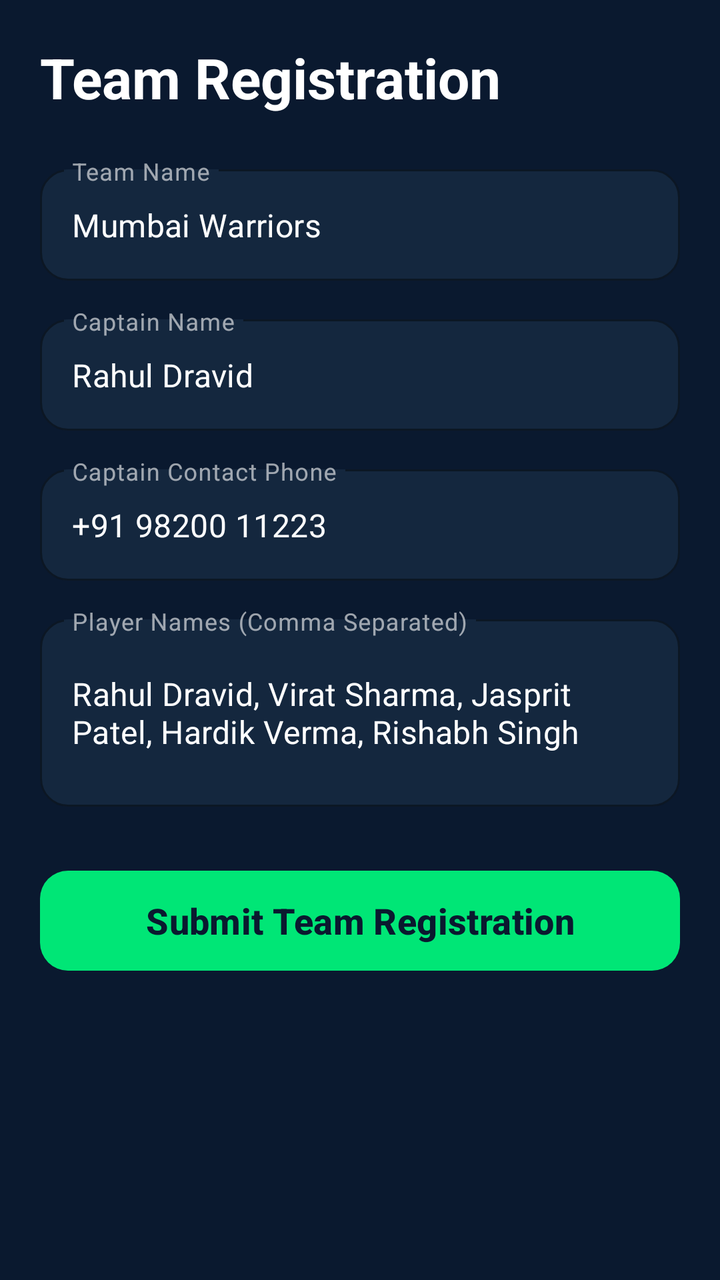
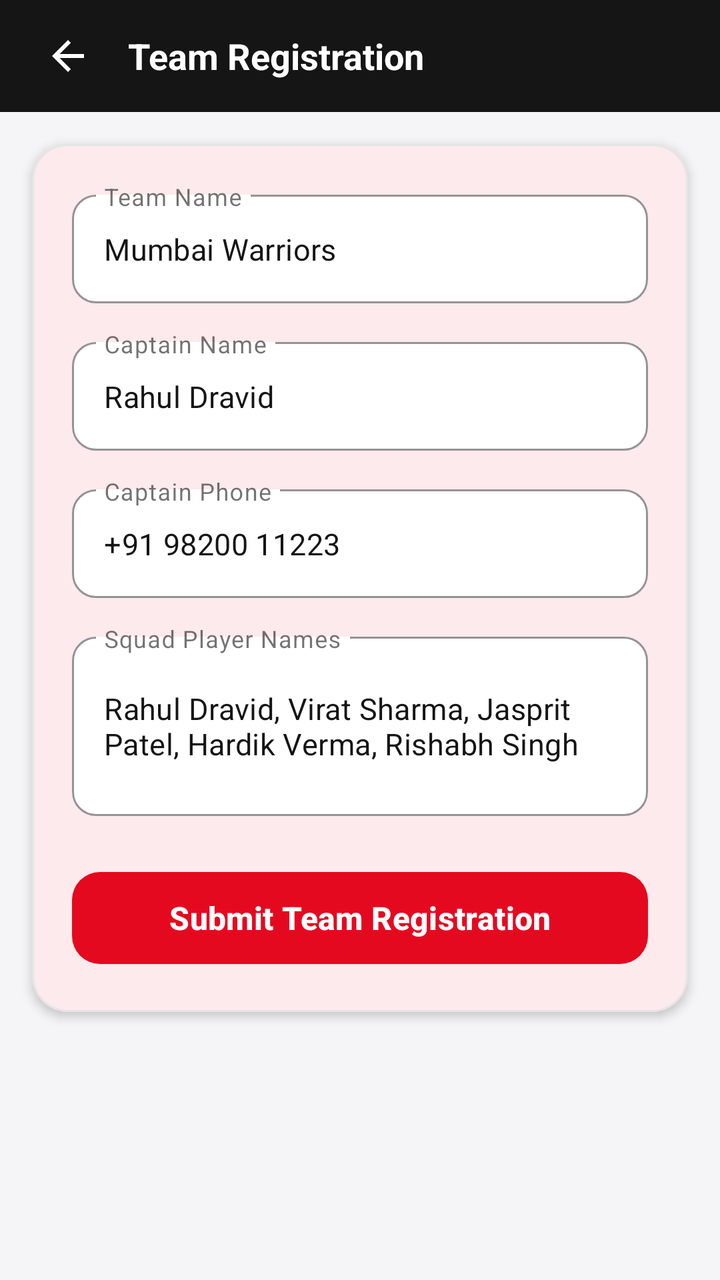

Screens rendered from an Android XML layout before and after an edit, with the pre-edit source and the edit as a unified diff.
<!-- AndroidManifest.xml: application theme Theme.TwelveMan -->
<!-- res/layout/fragment_team_registration.xml -->
<?xml version="1.0" encoding="utf-8"?>
<ScrollView xmlns:android="http://schemas.android.com/apk/res/android"
    xmlns:app="http://schemas.android.com/apk/res-auto"
    android:layout_width="match_parent"
    android:layout_height="match_parent"
    android:background="@color/bg_light"
    android:clipToPadding="false"
    android:fillViewport="true"
    android:paddingBottom="36dp">

    <LinearLayout
        android:layout_width="match_parent"
        android:layout_height="wrap_content"
        android:orientation="vertical"
        android:padding="20dp">

        <TextView
            android:layout_width="wrap_content"
            android:layout_height="wrap_content"
            android:text="Team Registration"
            android:textColor="@color/text_primary"
            android:textSize="28sp"
            android:textStyle="bold" />

        <com.google.android.material.textfield.TextInputLayout
            style="@style/Widget.MaterialComponents.TextInputLayout.OutlinedBox"
            android:layout_width="match_parent"
            android:layout_height="wrap_content"
            android:layout_marginTop="22dp"
            android:hint="Team Name"
            app:boxBackgroundColor="@color/surface_white"
            app:boxCornerRadiusBottomEnd="14dp"
            app:boxCornerRadiusBottomStart="14dp"
            app:boxCornerRadiusTopEnd="14dp"
            app:boxCornerRadiusTopStart="14dp"
            app:boxStrokeColor="@color/accent_green"
            app:hintTextColor="@color/accent_green">

            <com.google.android.material.textfield.TextInputEditText
                android:id="@+id/etTeamName"
                android:layout_width="match_parent"
                android:layout_height="wrap_content"
                android:imeOptions="actionNext"
                android:singleLine="true"
                android:text="Mumbai Warriors"
                android:textColor="@color/text_primary"
                android:textSize="16sp" />
        </com.google.android.material.textfield.TextInputLayout>

        <com.google.android.material.textfield.TextInputLayout
            style="@style/Widget.MaterialComponents.TextInputLayout.OutlinedBox"
            android:layout_width="match_parent"
            android:layout_height="wrap_content"
            android:layout_marginTop="14dp"
            android:hint="Captain Name"
            app:boxBackgroundColor="@color/surface_white"
            app:boxCornerRadiusBottomEnd="14dp"
            app:boxCornerRadiusBottomStart="14dp"
            app:boxCornerRadiusTopEnd="14dp"
            app:boxCornerRadiusTopStart="14dp"
            app:boxStrokeColor="@color/accent_green"
            app:hintTextColor="@color/accent_green">

            <com.google.android.material.textfield.TextInputEditText
                android:id="@+id/etCaptainName"
                android:layout_width="match_parent"
                android:layout_height="wrap_content"
                android:imeOptions="actionNext"
                android:singleLine="true"
                android:text="Rahul Dravid"
                android:textColor="@color/text_primary"
                android:textSize="16sp" />
        </com.google.android.material.textfield.TextInputLayout>

        <com.google.android.material.textfield.TextInputLayout
            style="@style/Widget.MaterialComponents.TextInputLayout.OutlinedBox"
            android:layout_width="match_parent"
            android:layout_height="wrap_content"
            android:layout_marginTop="14dp"
            android:hint="Captain Contact Phone"
            app:boxBackgroundColor="@color/surface_white"
            app:boxCornerRadiusBottomEnd="14dp"
            app:boxCornerRadiusBottomStart="14dp"
            app:boxCornerRadiusTopEnd="14dp"
            app:boxCornerRadiusTopStart="14dp"
            app:boxStrokeColor="@color/accent_green"
            app:hintTextColor="@color/accent_green">

            <com.google.android.material.textfield.TextInputEditText
                android:id="@+id/etCaptainPhone"
                android:layout_width="match_parent"
                android:layout_height="wrap_content"
                android:imeOptions="actionNext"
                android:inputType="phone"
                android:singleLine="true"
                android:text="+91 98200 11223"
                android:textColor="@color/text_primary"
                android:textSize="16sp" />
        </com.google.android.material.textfield.TextInputLayout>

        <com.google.android.material.textfield.TextInputLayout
            style="@style/Widget.MaterialComponents.TextInputLayout.OutlinedBox"
            android:layout_width="match_parent"
            android:layout_height="wrap_content"
            android:layout_marginTop="14dp"
            android:hint="Player Names (Comma Separated)"
            app:boxBackgroundColor="@color/surface_white"
            app:boxCornerRadiusBottomEnd="14dp"
            app:boxCornerRadiusBottomStart="14dp"
            app:boxCornerRadiusTopEnd="14dp"
            app:boxCornerRadiusTopStart="14dp"
            app:boxStrokeColor="@color/accent_green"
            app:hintTextColor="@color/accent_green">

            <com.google.android.material.textfield.TextInputEditText
                android:id="@+id/etPlayerList"
                android:layout_width="match_parent"
                android:layout_height="wrap_content"
                android:imeOptions="actionDone"
                android:inputType="textMultiLine"
                android:minLines="3"
                android:text="Rahul Dravid, Virat Sharma, Jasprit Patel, Hardik Verma, Rishabh Singh"
                android:textColor="@color/text_primary"
                android:textSize="16sp" />
        </com.google.android.material.textfield.TextInputLayout>

        <com.google.android.material.button.MaterialButton
            android:id="@+id/btnSubmitTeamReg"
            android:layout_width="match_parent"
            android:layout_height="58dp"
            android:layout_marginTop="28dp"
            android:foreground="?attr/selectableItemBackground"
            android:text="Submit Team Registration"
            android:textColor="@color/primary_navy"
            android:textSize="18sp"
            android:textStyle="bold"
            app:backgroundTint="@color/accent_green"
            app:cornerRadius="14dp" />
    </LinearLayout>
</ScrollView>
<!-- resources referenced by this layout -->
<resources>
  <color name="accent_green">#00E676</color>
  <color name="bg_light">#0A192F</color>
  <color name="primary_navy">#0A192F</color>
  <color name="surface_white">#14273E</color>
  <color name="text_primary">#FFFFFF</color>
  <style name="Theme.TwelveMan" parent="Theme.Material3.DayNight.NoActionBar">
          
          <item name="colorPrimary">@color/accent_green</item>
          <item name="colorPrimaryVariant">@color/primary_variant</item>
          <item name="colorOnPrimary">@color/primary_navy</item>
          <item name="colorSecondary">@color/accent_gold</item>
          <item name="colorOnSecondary">@color/primary_navy</item>
          <item name="colorTertiary">@color/accent_blue</item>
          <item name="colorOnTertiary">@color/text_white</item>
          <item name="colorSurface">@color/surface_white</item>
          <item name="colorOnSurface">@color/text_primary</item>
          <item name="android:statusBarColor">@color/primary_navy</item>
          <item name="android:navigationBarColor">@color/primary_navy</item>
          <item name="android:windowBackground">@color/bg_light</item>
  
          
          <item name="android:textColorPrimary">@color/text_primary</item>
          <item name="android:textColorSecondary">@color/text_secondary</item>
          <item name="android:textColorHint">@color/text_hint</item>
  
          <item name="textAppearanceHeadlineLarge">@style/TextAppearance.TwelveMan.HeadlineLarge</item>
          <item name="textAppearanceHeadlineMedium">@style/TextAppearance.TwelveMan.HeadlineMedium</item>
          <item name="textAppearanceTitleLarge">@style/TextAppearance.TwelveMan.TitleLarge</item>
          <item name="textAppearanceBodyLarge">@style/TextAppearance.TwelveMan.BodyLarge</item>
          <item name="textAppearanceBodyMedium">@style/TextAppearance.TwelveMan.BodyMedium</item>
      </style>
  <color name="primary_variant">#14273E</color>
  <color name="accent_gold">#FFD700</color>
  <color name="accent_blue">#2979FF</color>
  <color name="text_white">#FFFFFF</color>
  <color name="text_secondary">#E2E8F0</color>
  <color name="text_hint">#A0AEC0</color>
  <style name="TextAppearance.TwelveMan.HeadlineLarge" parent="TextAppearance.Material3.HeadlineLarge">
          <item name="android:textSize">@dimen/text_size_hero</item>
          <item name="android:textStyle">bold</item>
          <item name="android:textColor">@color/text_primary</item>
      </style>
  <style name="TextAppearance.TwelveMan.TitleLarge" parent="TextAppearance.Material3.TitleLarge">
          <item name="android:textSize">@dimen/text_size_headline</item>
          <item name="android:textStyle">bold</item>
          <item name="android:textColor">@color/text_primary</item>
      </style>
  <style name="TextAppearance.TwelveMan.BodyLarge" parent="TextAppearance.Material3.BodyLarge">
          <item name="android:textSize">@dimen/text_size_body</item>
          <item name="android:textColor">@color/text_primary</item>
      </style>
  <style name="TextAppearance.TwelveMan.BodyMedium" parent="TextAppearance.Material3.BodyMedium">
          <item name="android:textSize">@dimen/text_size_body_secondary</item>
          <item name="android:textColor">@color/text_secondary</item>
      </style>
  <dimen name="text_size_hero">34sp</dimen>
  <dimen name="text_size_display">28sp</dimen>
  <dimen name="text_size_headline">24sp</dimen>
  <dimen name="text_size_body">16sp</dimen>
  <dimen name="text_size_body_secondary">15sp</dimen>
  <!-- unchanged entries left out for length: 1 -->
</resources>

<!-- the commit's change to res/layout/fragment_team_registration.xml (unified diff, before → after) -->
@@ -1,5 +1,5 @@
 <?xml version="1.0" encoding="utf-8"?>
-<ScrollView xmlns:android="http://schemas.android.com/apk/res/android"
+<androidx.core.widget.NestedScrollView xmlns:android="http://schemas.android.com/apk/res/android"
     xmlns:app="http://schemas.android.com/apk/res-auto"
     android:layout_width="match_parent"
     android:layout_height="match_parent"
@@ -11,130 +11,171 @@
     <LinearLayout
         android:layout_width="match_parent"
         android:layout_height="wrap_content"
-        android:orientation="vertical"
-        android:padding="20dp">
+        android:orientation="vertical">
 
-        <TextView
-            android:layout_width="wrap_content"
-            android:layout_height="wrap_content"
-            android:text="Team Registration"
-            android:textColor="@color/text_primary"
-            android:textSize="28sp"
-            android:textStyle="bold" />
+        
+        <LinearLayout
+            android:layout_width="match_parent"
+            android:layout_height="56dp"
+            android:background="@color/header_black"
+            android:gravity="center_vertical"
+            android:orientation="horizontal"
+            android:paddingHorizontal="16dp">
 
-        <com.google.android.material.textfield.TextInputLayout
-            style="@style/Widget.MaterialComponents.TextInputLayout.OutlinedBox"
+            <ImageView
+                android:id="@+id/ivTeamRegBack"
+                android:layout_width="36dp"
+                android:layout_height="36dp"
+                android:background="?attr/selectableItemBackgroundBorderless"
+                android:clickable="true"
+                android:contentDescription="Back"
+                android:focusable="true"
+                android:padding="6dp"
+                android:src="@drawable/ic_arrow_back"
+                app:tint="@color/pure_white" />
+
+            <TextView
+                android:layout_width="0dp"
+                android:layout_height="wrap_content"
+                android:layout_marginStart="12dp"
+                android:layout_weight="1"
+                android:text="Team Registration"
+                android:textColor="@color/pure_white"
+                android:textSize="18sp"
+                android:textStyle="bold" />
+        </LinearLayout>
+
+        
+        <com.google.android.material.card.MaterialCardView
             android:layout_width="match_parent"
             android:layout_height="wrap_content"
-            android:layout_marginTop="22dp"
-            android:hint="Team Name"
-            app:boxBackgroundColor="@color/surface_white"
-            app:boxCornerRadiusBottomEnd="14dp"
-            app:boxCornerRadiusBottomStart="14dp"
-            app:boxCornerRadiusTopEnd="14dp"
-            app:boxCornerRadiusTopStart="14dp"
-            app:boxStrokeColor="@color/accent_green"
-            app:hintTextColor="@color/accent_green">
+            android:layout_marginHorizontal="16dp"
+            android:layout_marginTop="16dp"
+            app:cardBackgroundColor="@color/surface_white"
+            app:cardCornerRadius="18dp"
+            app:cardElevation="3dp"
+            app:strokeColor="@color/border_grey"
+            app:strokeWidth="1dp">
 
-            <com.google.android.material.textfield.TextInputEditText
-                android:id="@+id/etTeamName"
+            <LinearLayout
                 android:layout_width="match_parent"
                 android:layout_height="wrap_content"
-                android:imeOptions="actionNext"
-                android:singleLine="true"
-                android:text="Mumbai Warriors"
-                android:textColor="@color/text_primary"
-                android:textSize="16sp" />
-        </com.google.android.material.textfield.TextInputLayout>
+                android:orientation="vertical"
+                android:padding="20dp">
 
-        <com.google.android.material.textfield.TextInputLayout
-            style="@style/Widget.MaterialComponents.TextInputLayout.OutlinedBox"
-            android:layout_width="match_parent"
-            android:layout_height="wrap_content"
-            android:layout_marginTop="14dp"
-            android:hint="Captain Name"
-            app:boxBackgroundColor="@color/surface_white"
-            app:boxCornerRadiusBottomEnd="14dp"
-            app:boxCornerRadiusBottomStart="14dp"
-            app:boxCornerRadiusTopEnd="14dp"
-            app:boxCornerRadiusTopStart="14dp"
-            app:boxStrokeColor="@color/accent_green"
-            app:hintTextColor="@color/accent_green">
+                <com.google.android.material.textfield.TextInputLayout
+                    style="@style/Widget.MaterialComponents.TextInputLayout.OutlinedBox"
+                    android:layout_width="match_parent"
+                    android:layout_height="wrap_content"
+                    android:hint="Team Name"
+                    app:boxBackgroundColor="@color/surface_white"
+                    app:boxCornerRadiusBottomEnd="12dp"
+                    app:boxCornerRadiusBottomStart="12dp"
+                    app:boxCornerRadiusTopEnd="12dp"
+                    app:boxCornerRadiusTopStart="12dp"
+                    app:boxStrokeColor="@color/primary_red"
+                    app:hintTextColor="@color/primary_red">
 
-            <com.google.android.material.textfield.TextInputEditText
-                android:id="@+id/etCaptainName"
-                android:layout_width="match_parent"
-                android:layout_height="wrap_content"
-                android:imeOptions="actionNext"
-                android:singleLine="true"
-                android:text="Rahul Dravid"
-                android:textColor="@color/text_primary"
-                android:textSize="16sp" />
-        </com.google.android.material.textfield.TextInputLayout>
+                    <com.google.android.material.textfield.TextInputEditText
+                        android:id="@+id/etTeamName"
+                        android:layout_width="match_parent"
+                        android:layout_height="wrap_content"
+                        android:imeOptions="actionNext"
+                        android:singleLine="true"
+                        android:text="Mumbai Warriors"
+                        android:textColor="@color/header_black"
+                        android:textSize="15sp" />
+                </com.google.android.material.textfield.TextInputLayout>
 
-        <com.google.android.material.textfield.TextInputLayout
-            style="@style/Widget.MaterialComponents.TextInputLayout.OutlinedBox"
-            android:layout_width="match_parent"
-            android:layout_height="wrap_content"
-            android:layout_marginTop="14dp"
-            android:hint="Captain Contact Phone"
-            app:boxBackgroundColor="@color/surface_white"
-            app:boxCornerRadiusBottomEnd="14dp"
-            app:boxCornerRadiusBottomStart="14dp"
-            app:boxCornerRadiusTopEnd="14dp"
-            app:boxCornerRadiusTopStart="14dp"
-            app:boxStrokeColor="@color/accent_green"
-            app:hintTextColor="@color/accent_green">
+                <com.google.android.material.textfield.TextInputLayout
+                    style="@style/Widget.MaterialComponents.TextInputLayout.OutlinedBox"
+                    android:layout_width="match_parent"
+                    android:layout_height="wrap_content"
+                    android:layout_marginTop="14dp"
+                    android:hint="Captain Name"
+                    app:boxBackgroundColor="@color/surface_white"
+                    app:boxCornerRadiusBottomEnd="12dp"
+                    app:boxCornerRadiusBottomStart="12dp"
+                    app:boxCornerRadiusTopEnd="12dp"
+                    app:boxCornerRadiusTopStart="12dp"
+                    app:boxStrokeColor="@color/primary_red"
+                    app:hintTextColor="@color/primary_red">
 
-            <com.google.android.material.textfield.TextInputEditText
-                android:id="@+id/etCaptainPhone"
-                android:layout_width="match_parent"
-                android:layout_height="wrap_content"
-                android:imeOptions="actionNext"
-                android:inputType="phone"
-                android:singleLine="true"
-                android:text="+91 98200 11223"
-                android:textColor="@color/text_primary"
-                android:textSize="16sp" />
-        </com.google.android.material.textfield.TextInputLayout>
+                    <com.google.android.material.textfield.TextInputEditText
+                        android:id="@+id/etCaptainName"
+                        android:layout_width="match_parent"
+                        android:layout_height="wrap_content"
+                        android:imeOptions="actionNext"
+                        android:singleLine="true"
+                        android:text="Rahul Dravid"
+                        android:textColor="@color/header_black"
+                        android:textSize="15sp" />
+                </com.google.android.material.textfield.TextInputLayout>
 
-        <com.google.android.material.textfield.TextInputLayout
-            style="@style/Widget.MaterialComponents.TextInputLayout.OutlinedBox"
-            android:layout_width="match_parent"
-            android:layout_height="wrap_content"
-            android:layout_marginTop="14dp"
-            android:hint="Player Names (Comma Separated)"
-            app:boxBackgroundColor="@color/surface_white"
-            app:boxCornerRadiusBottomEnd="14dp"
-            app:boxCornerRadiusBottomStart="14dp"
-            app:boxCornerRadiusTopEnd="14dp"
-            app:boxCornerRadiusTopStart="14dp"
-            app:boxStrokeColor="@color/accent_green"
-            app:hintTextColor="@color/accent_green">
+                <com.google.android.material.textfield.TextInputLayout
+                    style="@style/Widget.MaterialComponents.TextInputLayout.OutlinedBox"
+                    android:layout_width="match_parent"
+                    android:layout_height="wrap_content"
+                    android:layout_marginTop="14dp"
+                    android:hint="Captain Phone"
+                    app:boxBackgroundColor="@color/surface_white"
+                    app:boxCornerRadiusBottomEnd="12dp"
+                    app:boxCornerRadiusBottomStart="12dp"
+                    app:boxCornerRadiusTopEnd="12dp"
+                    app:boxCornerRadiusTopStart="12dp"
+                    app:boxStrokeColor="@color/primary_red"
+                    app:hintTextColor="@color/primary_red">
 
-            <com.google.android.material.textfield.TextInputEditText
-                android:id="@+id/etPlayerList"
-                android:layout_width="match_parent"
-                android:layout_height="wrap_content"
-                android:imeOptions="actionDone"
-                android:inputType="textMultiLine"
-                android:minLines="3"
-                android:text="Rahul Dravid, Virat Sharma, Jasprit Patel, Hardik Verma, Rishabh Singh"
-                android:textColor="@color/text_primary"
-                android:textSize="16sp" />
-        </com.google.android.material.textfield.TextInputLayout>
+                    <com.google.android.material.textfield.TextInputEditText
+                        android:id="@+id/etCaptainPhone"
+                        android:layout_width="match_parent"
+                        android:layout_height="wrap_content"
+                        android:imeOptions="actionNext"
+                        android:inputType="phone"
+                        android:singleLine="true"
+                        android:text="+91 98200 11223"
+                        android:textColor="@color/header_black"
+                        android:textSize="15sp" />
+                </com.google.android.material.textfield.TextInputLayout>
 
-        <com.google.android.material.button.MaterialButton
-            android:id="@+id/btnSubmitTeamReg"
-            android:layout_width="match_parent"
-            android:layout_height="58dp"
-            android:layout_marginTop="28dp"
-            android:foreground="?attr/selectableItemBackground"
-            android:text="Submit Team Registration"
-            android:textColor="@color/primary_navy"
-            android:textSize="18sp"
-            android:textStyle="bold"
-            app:backgroundTint="@color/accent_green"
-            app:cornerRadius="14dp" />
+                <com.google.android.material.textfield.TextInputLayout
+                    style="@style/Widget.MaterialComponents.TextInputLayout.OutlinedBox"
+                    android:layout_width="match_parent"
+                    android:layout_height="wrap_content"
+                    android:layout_marginTop="14dp"
+                    android:hint="Squad Player Names"
+                    app:boxBackgroundColor="@color/surface_white"
+                    app:boxCornerRadiusBottomEnd="12dp"
+                    app:boxCornerRadiusBottomStart="12dp"
+                    app:boxCornerRadiusTopEnd="12dp"
+                    app:boxCornerRadiusTopStart="12dp"
+                    app:boxStrokeColor="@color/primary_red"
+                    app:hintTextColor="@color/primary_red">
+
+                    <com.google.android.material.textfield.TextInputEditText
+                        android:id="@+id/etPlayerList"
+                        android:layout_width="match_parent"
+                        android:layout_height="wrap_content"
+                        android:imeOptions="actionDone"
+                        android:inputType="textMultiLine"
+                        android:minLines="3"
+                        android:text="Rahul Dravid, Virat Sharma, Jasprit Patel, Hardik Verma, Rishabh Singh"
+                        android:textColor="@color/header_black"
+                        android:textSize="15sp" />
+                </com.google.android.material.textfield.TextInputLayout>
+
+                <com.google.android.material.button.MaterialButton
+                    android:id="@+id/btnSubmitTeamReg"
+                    android:layout_width="match_parent"
+                    android:layout_height="54dp"
+                    android:layout_marginTop="24dp"
+                    android:text="Submit Team Registration"
+                    android:textColor="@color/pure_white"
+                    android:textSize="16sp"
+                    android:textStyle="bold"
+                    app:backgroundTint="@color/primary_red"
+                    app:cornerRadius="14dp" />
+            </LinearLayout>
+        </com.google.android.material.card.MaterialCardView>
     </LinearLayout>
-</ScrollView>
+</androidx.core.widget.NestedScrollView>
<!-- resource entries referenced after the edit -->
@@ -1,23 +1,35 @@
 <!-- resources referenced by this layout -->
 <resources>
-  <color name="accent_green">#00E676</color>
-  <color name="bg_light">#0A192F</color>
-  <color name="primary_navy">#0A192F</color>
-  <color name="surface_white">#14273E</color>
-  <color name="text_primary">#FFFFFF</color>
-  <style name="Theme.TwelveMan" parent="Theme.Material3.DayNight.NoActionBar">
+  <color name="bg_light">#F5F5F7</color>
+  <color name="border_grey">#E5E5E5</color>
+  <color name="header_black">#151515</color>
+  <color name="primary_red">#E50920</color>
+  <color name="pure_white">#FFFFFF</color>
+  <color name="surface_white">#FFFFFF</color>
+  <!-- drawable ic_arrow_back (drawable) -->
+  <vector xmlns:android="http://schemas.android.com/apk/res/android"
+      android:width="24dp"
+      android:height="24dp"
+      android:viewportWidth="24"
+      android:viewportHeight="24">
+    <path
+        android:fillColor="#FF000000"
+        android:pathData="M20,11H7.83l5.59,-5.59L12,4l-8,8 8,8 1.41,-1.41L7.83,13H20v-2z"/>
+  </vector>
+  <color name="text_primary">#151515</color>
+  <style name="Theme.TwelveMan" parent="Theme.Material3.Light.NoActionBar">
           
-          <item name="colorPrimary">@color/accent_green</item>
-          <item name="colorPrimaryVariant">@color/primary_variant</item>
-          <item name="colorOnPrimary">@color/primary_navy</item>
-          <item name="colorSecondary">@color/accent_gold</item>
-          <item name="colorOnSecondary">@color/primary_navy</item>
-          <item name="colorTertiary">@color/accent_blue</item>
-          <item name="colorOnTertiary">@color/text_white</item>
+          <item name="colorPrimary">@color/primary_red</item>
+          <item name="colorPrimaryVariant">@color/primary_dark_red</item>
+          <item name="colorOnPrimary">@color/pure_white</item>
+          <item name="colorSecondary">@color/header_black</item>
+          <item name="colorOnSecondary">@color/pure_white</item>
+          <item name="colorTertiary">@color/primary_red</item>
+          <item name="colorOnTertiary">@color/pure_white</item>
           <item name="colorSurface">@color/surface_white</item>
           <item name="colorOnSurface">@color/text_primary</item>
-          <item name="android:statusBarColor">@color/primary_navy</item>
-          <item name="android:navigationBarColor">@color/primary_navy</item>
+          <item name="android:statusBarColor">@color/header_black</item>
+          <item name="android:navigationBarColor">@color/pure_white</item>
           <item name="android:windowBackground">@color/bg_light</item>
   
           
@@ -31,12 +43,9 @@
           <item name="textAppearanceBodyLarge">@style/TextAppearance.TwelveMan.BodyLarge</item>
           <item name="textAppearanceBodyMedium">@style/TextAppearance.TwelveMan.BodyMedium</item>
       </style>
-  <color name="primary_variant">#14273E</color>
-  <color name="accent_gold">#FFD700</color>
-  <color name="accent_blue">#2979FF</color>
-  <color name="text_white">#FFFFFF</color>
-  <color name="text_secondary">#E2E8F0</color>
-  <color name="text_hint">#A0AEC0</color>
+  <color name="primary_dark_red">#B90016</color>
+  <color name="text_secondary">#616161</color>
+  <color name="text_hint">#9E9E9E</color>
   <style name="TextAppearance.TwelveMan.HeadlineLarge" parent="TextAppearance.Material3.HeadlineLarge">
           <item name="android:textSize">@dimen/text_size_hero</item>
           <item name="android:textStyle">bold</item>
